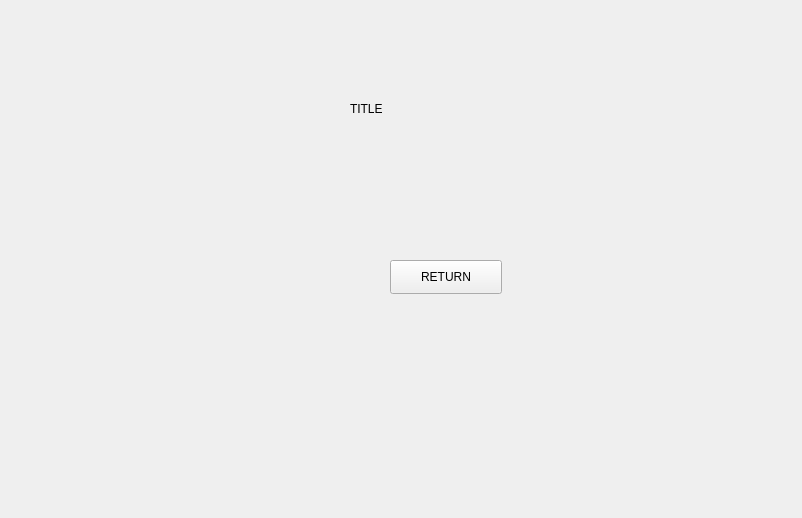
Qt form cola/link.ui (jinkq/CourseTable) before a commit.
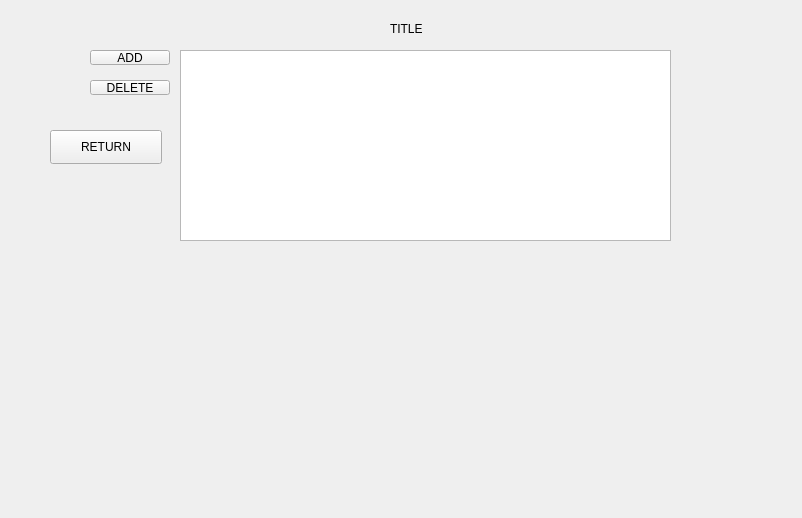
The same form after that commit.

Commit message: 大宝增加了link的展示功能

```diff
--- a/cola/link.ui
+++ b/cola/link.ui
@@ -16,8 +16,8 @@
   <widget class="QLabel" name="title">
    <property name="geometry">
     <rect>
-     <x>350</x>
-     <y>100</y>
+     <x>390</x>
+     <y>20</y>
      <width>81</width>
      <height>18</height>
     </rect>
@@ -29,8 +29,8 @@
   <widget class="QPushButton" name="returnButton">
    <property name="geometry">
     <rect>
-     <x>390</x>
-     <y>260</y>
+     <x>50</x>
+     <y>130</y>
      <width>112</width>
      <height>34</height>
     </rect>
@@ -39,6 +39,42 @@
     <string>RETURN</string>
    </property>
   </widget>
+  <widget class="QPushButton" name="addLinkButton">
+   <property name="geometry">
+    <rect>
+     <x>90</x>
+     <y>50</y>
+     <width>80</width>
+     <height>15</height>
+    </rect>
+   </property>
+   <property name="text">
+    <string>ADD</string>
+   </property>
+  </widget>
+  <widget class="QPushButton" name="deleteLinkButton">
+   <property name="geometry">
+    <rect>
+     <x>90</x>
+     <y>80</y>
+     <width>80</width>
+     <height>15</height>
+    </rect>
+   </property>
+   <property name="text">
+    <string>DELETE</string>
+   </property>
+  </widget>
+  <widget class="QTableWidget" name="linkTable">
+   <property name="geometry">
+    <rect>
+     <x>180</x>
+     <y>50</y>
+     <width>491</width>
+     <height>191</height>
+    </rect>
+   </property>
+  </widget>
  </widget>
  <resources/>
  <connections/>
```
The commit also changes 6 other files.
